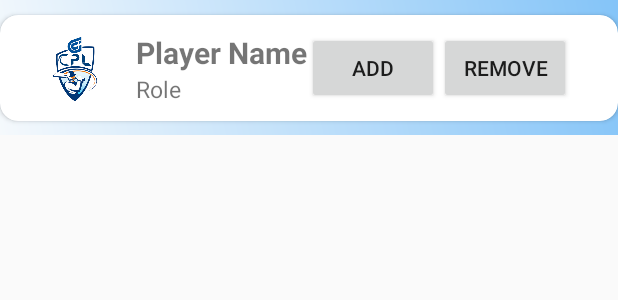
After one commit to Kush148/CPL, an Android app: the layout single_player_list.xml on its own in the app's theme, with its tools: preview values and no code run, on a phone screen of 412 x 824 dp. The commit adds this screen. Shown: the top 300 px of the screen. Run offline under Robolectric (Android 15) with nearby library versions, the phone set to English and light mode, and no system bars.

Commit message:
Add players to Team

```diff
--- a/app/src/main/java/com/example/cpl/BrowsePlayers.java
+++ b/app/src/main/java/com/example/cpl/BrowsePlayers.java
@@ -91,7 +91,7 @@ public class BrowsePlayers extends Fragment {
             URL url = null;
             try {
 
-                url = new URL("http://192.168.2.60:8080/WebServicesCPL/cpl/main/browsePlayers&" +browsing);
+                url = new URL("http://" + Constants.localHost+"/" + Constants.projectPath +"main/browsePlayers&"+browsing);
 
                 HttpURLConnection client = null;
 
--- a/app/src/main/java/com/example/cpl/Constants.java
+++ b/app/src/main/java/com/example/cpl/Constants.java
@@ -1,7 +1,7 @@
 package com.example.cpl;
 
 public class Constants {
-    public static String localHost = "192.168.2.24:8080";
+    public static String localHost = "192.168.2.10:8080";
     public static String projectPath = "WebServicesCPL/cpl/";
     public static String userId = "";
     public static String userType = "";
--- a/app/src/main/java/com/example/cpl/MoreFragment.java
+++ b/app/src/main/java/com/example/cpl/MoreFragment.java
@@ -100,7 +100,7 @@ public class MoreFragment extends Fragment {
 
                 AlertDialog.Builder alertDialogBuilder = new AlertDialog.Builder(getActivity());
                 alertDialogBuilder.setMessage("Are you sure you want to Logout?");
-                alertDialogBuilder.setPositiveButton("OK",
+                alertDialogBuilder.setPositiveButton("Yes",
                         new DialogInterface.OnClickListener() {
 
                             @Override
--- a/app/src/main/java/com/example/cpl/TeamAdapter.java
+++ b/app/src/main/java/com/example/cpl/TeamAdapter.java
@@ -23,6 +23,7 @@ public class TeamAdapter extends RecyclerView.Adapter<TeamAdapter.ViewHolder> {
     Context context;
     Team teamlist;
     static int teamId,position;
+    //check upper static variables
 
     public TeamAdapter(List<Team> listofteam, Context context) {
         Listofteam = listofteam;
--- /dev/null
+++ b/app/src/main/res/layout/single_player_list.xml
@@ -0,0 +1,83 @@
+<?xml version="1.0" encoding="utf-8"?>
+<RelativeLayout xmlns:android="http://schemas.android.com/apk/res/android"
+    android:layout_width="match_parent"
+    android:layout_height="wrap_content"
+    android:background="@drawable/splashscreen_gradient"
+    xmlns:app="http://schemas.android.com/apk/res-auto">
+
+    <androidx.cardview.widget.CardView
+        xmlns:card_view="https://schemas.android.com/apk/res-auto"
+        android:layout_width="match_parent"
+        android:layout_height="wrap_content"
+        card_view:cardBackgroundColor="#F6F6F7"
+        card_view:cardCornerRadius="10dp"
+        card_view:cardElevation="5dp"
+        app:cardCornerRadius="12dp"
+        android:layout_marginTop="10dp"
+        android:layout_marginBottom="9dp"
+        card_view:cardUseCompatPadding="true">
+
+        <LinearLayout
+            android:layout_width="match_parent"
+            android:layout_height="wrap_content"
+            android:orientation="vertical"
+            android:layout_marginTop="1dp"
+            android:layout_marginBottom="9dp">
+
+            <LinearLayout
+                android:layout_width="match_parent"
+                android:layout_height="match_parent"
+                android:orientation="horizontal"
+                android:layout_marginTop="10dp"
+                android:layout_marginStart="15dp">
+
+                <de.hdodenhof.circleimageview.CircleImageView
+                    android:id="@+id/login_icon"
+                    android:layout_width="50dp"
+                    android:layout_height="50dp"
+                    android:layout_marginStart="10dp"
+                    android:src="@drawable/logo"
+                    app:civ_border_color="#000000" />
+
+                <LinearLayout
+                    android:layout_width="wrap_content"
+                    android:layout_height="match_parent"
+                    android:orientation="vertical"
+                    android:layout_marginStart="15dp">
+
+                    <TextView
+                        android:id="@+id/tv_playerName"
+                        android:layout_width="wrap_content"
+                        android:layout_height="wrap_content"
+                        android:text="Player Name"
+                        android:textSize="20dp"
+                        android:textStyle="bold" />
+
+                    <TextView
+                        android:id="@+id/tv_role"
+                        android:layout_width="wrap_content"
+                        android:layout_height="wrap_content"
+                        android:text="Role"
+                        android:textSize="15dp" />
+
+                </LinearLayout>
+
+                <Button
+                    android:layout_width="wrap_content"
+                    android:layout_height="wrap_content"
+                    android:layout_gravity="right"
+                    android:id="@+id/btnAdd"
+                    android:text="Add"/>
+
+                <Button
+                    android:layout_width="wrap_content"
+                    android:layout_height="wrap_content"
+                    android:layout_gravity="right"
+                    android:id="@+id/btnRemove"
+                    android:text="Remove"/>
+
+            </LinearLayout>
+        </LinearLayout>
+    </androidx.cardview.widget.CardView>
+
+</RelativeLayout>
--- a/app/src/main/res/values/colors.xml
+++ b/app/src/main/res/values/colors.xml
@@ -2,7 +2,7 @@
 <resources>
     <color name="colorPrimary">#0091EA</color>
     <color name="colorPrimaryDark">#111D66</color>
-    <color name="colorAccent">#FF6D00</color>
+    <color name="colorAccent">#57AEE4</color>
     <color name="white">#FFFFFF</color>
     <color name="grey">#74101013</color>
 
```
Also changed, not shown: app/src/main/java/com/example/cpl/PlayerList.java (added, +78 -0 lines), app/src/main/java/com/example/cpl/PlayerListAdapter.java (added, +95 -0 lines), app/src/main/java/com/example/cpl/PlayerListFragment.java (added, +225 -0 lines), app/src/main/java/com/example/cpl/PointTable.java (+26 -25 lines), app/src/main/java/com/example/cpl/TeamCreate.java (+22 -30 lines), app/src/main/java/com/example/cpl/ViewSingleTeamInfoFragment.java (+3 -4 lines), app/src/main/res/layout/fragment_player_list.xml (added, +36 -0 lines).
